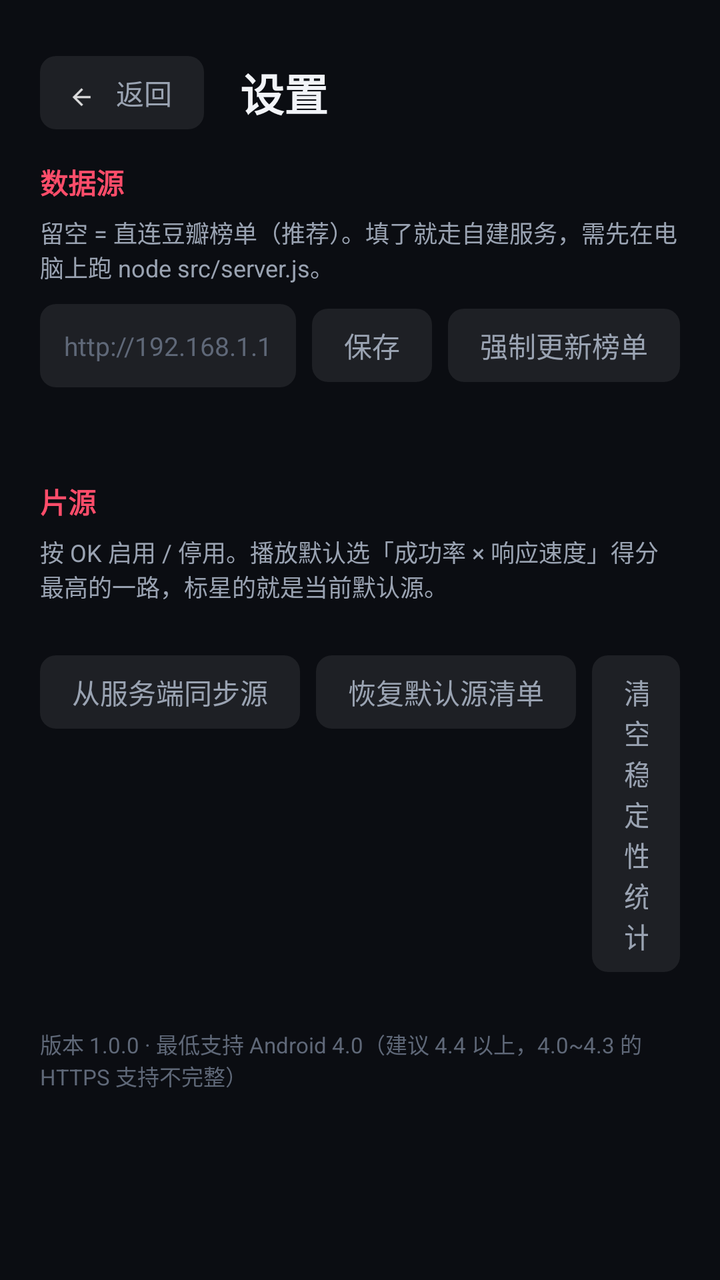
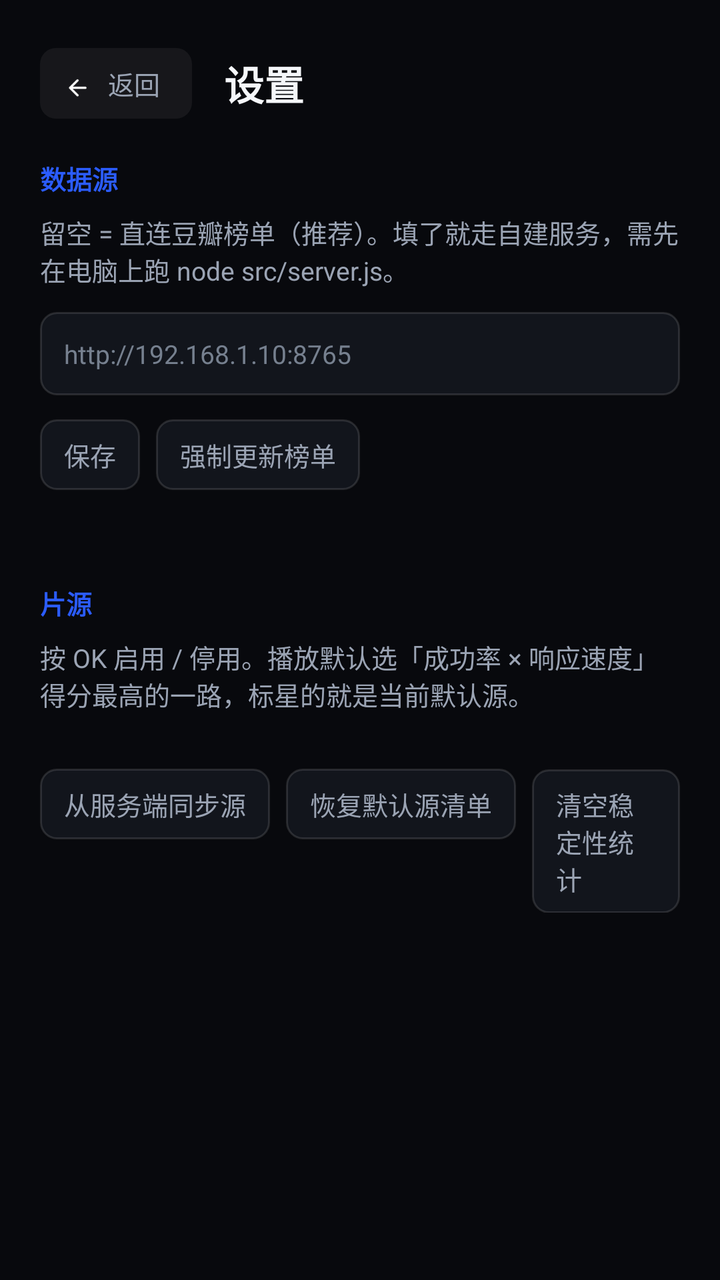

Before-and-after screenshots of an Android layout around one commit, followed by the original layout XML and the change that was made.
<!-- AndroidManifest.xml: application theme AppTheme -->
<!-- res/layout/activity_settings.xml -->
<?xml version="1.0" encoding="utf-8"?>
<LinearLayout xmlns:android="http://schemas.android.com/apk/res/android"
    android:layout_width="match_parent"
    android:layout_height="match_parent"
    android:orientation="vertical"
    android:background="@color/bg"
    android:paddingLeft="@dimen/topbar_pad_h"
    android:paddingRight="@dimen/topbar_pad_h"
    android:paddingTop="28dp">

    
    <LinearLayout
        android:layout_width="match_parent"
        android:layout_height="wrap_content"
        android:orientation="horizontal"
        android:gravity="center_vertical">

        <include
            android:id="@+id/btn_back"
            layout="@layout/part_back" />

        <TextView
            android:layout_width="wrap_content"
            android:layout_height="wrap_content"
            android:layout_marginLeft="18dp"
            android:text="设置"
            android:textColor="@color/text_primary"
            android:textSize="22sp"
            android:textStyle="bold" />

        <View
            android:layout_width="0dp"
            android:layout_height="1dp"
            android:layout_weight="1" />
    </LinearLayout>

    <ScrollView
        android:layout_width="match_parent"
        android:layout_height="match_parent"
        android:layout_marginTop="10dp"
        android:scrollbars="none">

        <LinearLayout
            android:layout_width="match_parent"
            android:layout_height="wrap_content"
            android:orientation="vertical"
            android:paddingBottom="40dp">

            
            <TextView
                android:layout_width="wrap_content"
                android:layout_height="wrap_content"
                android:text="数据源"
                android:textColor="@color/accent"
                android:textSize="14sp"
                android:textStyle="bold"
                android:layout_marginTop="6dp" />

            <TextView
                android:layout_width="match_parent"
                android:layout_height="wrap_content"
                android:layout_marginTop="6dp"
                android:text="留空 = 直连豆瓣榜单（推荐）。填了就走自建服务，需先在电脑上跑 node src/server.js。"
                android:textColor="@color/text_secondary"
                android:textSize="12sp" />

            <LinearLayout
                android:layout_width="match_parent"
                android:layout_height="wrap_content"
                android:orientation="horizontal"
                android:layout_marginTop="10dp"
                android:gravity="center_vertical">

                <EditText
                    android:id="@+id/et_server"
                    android:layout_width="0dp"
                    android:layout_height="wrap_content"
                    android:layout_weight="1"
                    android:background="@drawable/bg_tab"
                    android:hint="http://192.168.1.10:8765"
                    android:padding="12dp"
                    android:singleLine="true"
                    android:textColor="@color/text_primary"
                    android:textColorHint="@color/text_dim"
                    android:textSize="13sp"
                    android:inputType="textUri"
                    android:focusable="true"
                    android:focusableInTouchMode="true" />

                <TextView
                    android:id="@+id/btn_save_server"
                    style="@style/TopButton"
                    android:layout_width="wrap_content"
                    android:layout_height="wrap_content"
                    android:text="保存" />

                <TextView
                    android:id="@+id/btn_force_update"
                    style="@style/TopButton"
                    android:layout_width="wrap_content"
                    android:layout_height="wrap_content"
                    android:text="强制更新榜单" />
            </LinearLayout>

            <TextView
                android:id="@+id/tv_update_status"
                android:layout_width="match_parent"
                android:layout_height="wrap_content"
                android:layout_marginTop="8dp"
                android:text=""
                android:textColor="@color/text_dim"
                android:textSize="11sp" />

            
            <TextView
                android:layout_width="wrap_content"
                android:layout_height="wrap_content"
                android:text="片源"
                android:textColor="@color/accent"
                android:textSize="14sp"
                android:textStyle="bold"
                android:layout_marginTop="24dp" />

            <TextView
                android:layout_width="match_parent"
                android:layout_height="wrap_content"
                android:layout_marginTop="6dp"
                android:text="按 OK 启用 / 停用。播放默认选「成功率 × 响应速度」得分最高的一路，标星的就是当前默认源。"
                android:textColor="@color/text_secondary"
                android:textSize="12sp" />

            <LinearLayout
                android:id="@+id/source_list"
                android:layout_width="match_parent"
                android:layout_height="wrap_content"
                android:orientation="vertical"
                android:layout_marginTop="10dp" />

            <LinearLayout
                android:layout_width="match_parent"
                android:layout_height="wrap_content"
                android:orientation="horizontal"
                android:layout_marginTop="16dp">

                <TextView
                    android:id="@+id/btn_sync_sources"
                    style="@style/TopButton"
                    android:layout_width="wrap_content"
                    android:layout_height="wrap_content"
                    android:layout_marginLeft="0dp"
                    android:text="从服务端同步源" />

                <TextView
                    android:id="@+id/btn_reset_sources"
                    style="@style/TopButton"
                    android:layout_width="wrap_content"
                    android:layout_height="wrap_content"
                    android:text="恢复默认源清单" />

                <TextView
                    android:id="@+id/btn_clear_stats"
                    style="@style/TopButton"
                    android:layout_width="wrap_content"
                    android:layout_height="wrap_content"
                    android:text="清空稳定性统计" />
            </LinearLayout>

            <TextView
                android:layout_width="match_parent"
                android:layout_height="wrap_content"
                android:layout_marginTop="28dp"
                android:text="版本 1.0.0 · 最低支持 Android 4.0（建议 4.4 以上，4.0~4.3 的 HTTPS 支持不完整）"
                android:textColor="@color/text_dim"
                android:textSize="11sp" />
        </LinearLayout>
    </ScrollView>
</LinearLayout>
<!-- res/layout/part_back.xml (included above) -->
<?xml version="1.0" encoding="utf-8"?>
<LinearLayout xmlns:android="http://schemas.android.com/apk/res/android"
    android:layout_width="wrap_content"
    android:layout_height="wrap_content"
    android:orientation="horizontal"
    android:gravity="center_vertical"
    android:focusable="true"
    android:background="@drawable/bg_tab"
    android:paddingLeft="14dp"
    android:paddingRight="16dp"
    android:paddingTop="8dp"
    android:paddingBottom="8dp">

    <ImageView
        android:layout_width="18dp"
        android:layout_height="18dp"
        android:src="@drawable/ic_ui_back"
        android:alpha="0.85"
        android:contentDescription="@null" />

    <TextView
        android:id="@+id/back_label"
        android:layout_width="wrap_content"
        android:layout_height="wrap_content"
        android:layout_marginLeft="6dp"
        android:text="@string/back"
        android:textColor="@color/text_secondary"
        android:textSize="14sp" />
</LinearLayout>
<!-- resources referenced by this layout -->
<resources>
  <color name="accent">#FFFF4D6A</color>
  <color name="bg">#FF0B0D12</color>
  <color name="text_dim">#FF5F6878</color>
  <color name="text_primary">#FFF2F4F8</color>
  <color name="text_secondary">#FF9AA3B2</color>
  <!-- drawable bg_tab (drawable) -->
  <?xml version="1.0" encoding="utf-8"?>
  <selector xmlns:android="http://schemas.android.com/apk/res/android">
      <item android:state_focused="true">
          <shape android:shape="rectangle">
              <solid android:color="#33FF4D6A" />
              <corners android:radius="8dp" />
              <stroke android:width="2dp" android:color="@color/accent" />
          </shape>
      </item>
      <item android:state_selected="true">
          <shape android:shape="rectangle">
              <solid android:color="#E6FF4D6A" />
              <corners android:radius="8dp" />
          </shape>
      </item>
      <item>
          <shape android:shape="rectangle">
              <solid android:color="#14FFFFFF" />
              <corners android:radius="8dp" />
          </shape>
      </item>
  </selector>
  <!-- drawable ic_ui_back: png bitmap (drawable-hdpi, 326 bytes) -->
  <style name="TopButton">
          <item name="android:textColor">@color/text_secondary</item>
          <item name="android:textSize">14sp</item>
          <item name="android:paddingLeft">16dp</item>
          <item name="android:paddingRight">16dp</item>
          <item name="android:paddingTop">8dp</item>
          <item name="android:paddingBottom">8dp</item>
          <item name="android:background">@drawable/bg_tab</item>
          <item name="android:focusable">true</item>
          <item name="android:layout_marginLeft">8dp</item>
      </style>
  <!-- unchanged entries left out for length: 3 -->
</resources>

<!-- the commit's change to res/layout/activity_settings.xml (unified diff, before → after) -->
@@ -3,10 +3,9 @@
     android:layout_width="match_parent"
     android:layout_height="match_parent"
     android:orientation="vertical"
-    android:background="@color/bg"
     android:paddingLeft="@dimen/topbar_pad_h"
     android:paddingRight="@dimen/topbar_pad_h"
-    android:paddingTop="28dp">
+    android:paddingTop="@dimen/space_xl">
 
     
     <LinearLayout
@@ -20,13 +19,11 @@
             layout="@layout/part_back" />
 
         <TextView
+            style="@style/Text.Title"
             android:layout_width="wrap_content"
             android:layout_height="wrap_content"
-            android:layout_marginLeft="18dp"
-            android:text="设置"
-            android:textColor="@color/text_primary"
-            android:textSize="22sp"
-            android:textStyle="bold" />
+            android:layout_marginLeft="@dimen/space_lg"
+            android:text="@string/settings" />
 
         <View
             android:layout_width="0dp"
@@ -37,110 +34,107 @@
     <ScrollView
         android:layout_width="match_parent"
         android:layout_height="match_parent"
-        android:layout_marginTop="10dp"
+        android:layout_marginTop="@dimen/space_md"
         android:scrollbars="none">
 
         <LinearLayout
             android:layout_width="match_parent"
             android:layout_height="wrap_content"
             android:orientation="vertical"
-            android:paddingBottom="40dp">
+            android:paddingBottom="@dimen/space_xxl">
 
             
             <TextView
+                style="@style/Text.Caption"
                 android:layout_width="wrap_content"
                 android:layout_height="wrap_content"
-                android:text="数据源"
-                android:textColor="@color/accent"
-                android:textSize="14sp"
-                android:textStyle="bold"
-                android:layout_marginTop="6dp" />
+                android:layout_marginTop="@dimen/space_sm"
+                android:text="@string/settings_group_source"
+                android:textColor="@color/brand"
+                android:textStyle="bold" />
 
             <TextView
+                style="@style/Text.Caption"
                 android:layout_width="match_parent"
                 android:layout_height="wrap_content"
-                android:layout_marginTop="6dp"
-                android:text="留空 = 直连豆瓣榜单（推荐）。填了就走自建服务，需先在电脑上跑 node src/server.js。"
-                android:textColor="@color/text_secondary"
-                android:textSize="12sp" />
+                android:layout_marginTop="@dimen/space_sm"
+                android:singleLine="false"
+                android:text="@string/settings_server_hint" />
+
+            <EditText
+                android:id="@+id/et_server"
+                style="@style/Text.Caption"
+                android:layout_width="match_parent"
+                android:layout_height="wrap_content"
+                android:layout_marginTop="@dimen/space_md"
+                android:background="@drawable/bg_input"
+                android:hint="http://192.168.1.10:8765"
+                android:padding="@dimen/space_md"
+                android:singleLine="true"
+                android:textColorHint="@color/text_tertiary"
+                android:inputType="textUri"
+                android:focusable="true"
+                android:focusableInTouchMode="true" />
 
             <LinearLayout
                 android:layout_width="match_parent"
                 android:layout_height="wrap_content"
                 android:orientation="horizontal"
-                android:layout_marginTop="10dp"
-                android:gravity="center_vertical">
-
-                <EditText
-                    android:id="@+id/et_server"
-                    android:layout_width="0dp"
-                    android:layout_height="wrap_content"
-                    android:layout_weight="1"
-                    android:background="@drawable/bg_tab"
-                    android:hint="http://192.168.1.10:8765"
-                    android:padding="12dp"
-                    android:singleLine="true"
-                    android:textColor="@color/text_primary"
-                    android:textColorHint="@color/text_dim"
-                    android:textSize="13sp"
-                    android:inputType="textUri"
-                    android:focusable="true"
-                    android:focusableInTouchMode="true" />
+                android:layout_marginTop="@dimen/space_md">
 
                 <TextView
                     android:id="@+id/btn_save_server"
                     style="@style/TopButton"
                     android:layout_width="wrap_content"
                     android:layout_height="wrap_content"
-                    android:text="保存" />
+                    android:layout_marginLeft="0dp"
+                    android:text="@string/settings_save" />
 
                 <TextView
                     android:id="@+id/btn_force_update"
                     style="@style/TopButton"
                     android:layout_width="wrap_content"
                     android:layout_height="wrap_content"
-                    android:text="强制更新榜单" />
+                    android:text="@string/settings_force_update" />
             </LinearLayout>
 
             <TextView
                 android:id="@+id/tv_update_status"
+                style="@style/Text.Micro"
                 android:layout_width="match_parent"
                 android:layout_height="wrap_content"
-                android:layout_marginTop="8dp"
-                android:text=""
-                android:textColor="@color/text_dim"
-                android:textSize="11sp" />
+                android:layout_marginTop="@dimen/space_sm" />
 
             
             <TextView
+                style="@style/Text.Caption"
                 android:layout_width="wrap_content"
                 android:layout_height="wrap_content"
-                android:text="片源"
-                android:textColor="@color/accent"
-                android:textSize="14sp"
-                android:textStyle="bold"
-                android:layout_marginTop="24dp" />
+                android:layout_marginTop="@dimen/space_xl"
+                android:text="@string/settings_group_sites"
+                android:textColor="@color/brand"
+                android:textStyle="bold" />
 
             <TextView
+                style="@style/Text.Caption"
                 android:layout_width="match_parent"
                 android:layout_height="wrap_content"
-                android:layout_marginTop="6dp"
-                android:text="按 OK 启用 / 停用。播放默认选「成功率 × 响应速度」得分最高的一路，标星的就是当前默认源。"
-                android:textColor="@color/text_secondary"
-                android:textSize="12sp" />
+                android:layout_marginTop="@dimen/space_sm"
+                android:singleLine="false"
+                android:text="@string/settings_sites_hint" />
 
             <LinearLayout
                 android:id="@+id/source_list"
                 android:layout_width="match_parent"
                 android:layout_height="wrap_content"
                 android:orientation="vertical"
-                android:layout_marginTop="10dp" />
+                android:layout_marginTop="@dimen/space_md" />
 
             <LinearLayout
                 android:layout_width="match_parent"
                 android:layout_height="wrap_content"
                 android:orientation="horizontal"
-                android:layout_marginTop="16dp">
+                android:layout_marginTop="@dimen/space_lg">
 
                 <TextView
                     android:id="@+id/btn_sync_sources"
@@ -148,30 +142,29 @@
                     android:layout_width="wrap_content"
                     android:layout_height="wrap_content"
                     android:layout_marginLeft="0dp"
-                    android:text="从服务端同步源" />
+                    android:text="@string/settings_sync_sources" />
 
                 <TextView
                     android:id="@+id/btn_reset_sources"
                     style="@style/TopButton"
                     android:layout_width="wrap_content"
                     android:layout_height="wrap_content"
-                    android:text="恢复默认源清单" />
+                    android:text="@string/settings_reset_sources" />
 
                 <TextView
                     android:id="@+id/btn_clear_stats"
                     style="@style/TopButton"
                     android:layout_width="wrap_content"
                     android:layout_height="wrap_content"
-                    android:text="清空稳定性统计" />
+                    android:text="@string/settings_clear_stats" />
             </LinearLayout>
 
             <TextView
+                android:id="@+id/tv_version"
+                style="@style/Text.Micro"
                 android:layout_width="match_parent"
                 android:layout_height="wrap_content"
-                android:layout_marginTop="28dp"
-                android:text="版本 1.0.0 · 最低支持 Android 4.0（建议 4.4 以上，4.0~4.3 的 HTTPS 支持不完整）"
-                android:textColor="@color/text_dim"
-                android:textSize="11sp" />
+                android:layout_marginTop="@dimen/space_xl" />
         </LinearLayout>
     </ScrollView>
 </LinearLayout>
@@ -183,25 +176,23 @@
     android:orientation="horizontal"
     android:gravity="center_vertical"
     android:focusable="true"
-    android:background="@drawable/bg_tab"
-    android:paddingLeft="14dp"
-    android:paddingRight="16dp"
-    android:paddingTop="8dp"
-    android:paddingBottom="8dp">
+    android:background="@drawable/bg_icon"
+    android:paddingLeft="@dimen/space_md"
+    android:paddingRight="@dimen/space_lg"
+    android:paddingTop="@dimen/space_sm"
+    android:paddingBottom="@dimen/space_sm">
 
     <ImageView
         android:layout_width="18dp"
         android:layout_height="18dp"
         android:src="@drawable/ic_ui_back"
-        android:alpha="0.85"
         android:contentDescription="@null" />
 
     <TextView
         android:id="@+id/back_label"
+        style="@style/Text.Caption"
         android:layout_width="wrap_content"
         android:layout_height="wrap_content"
-        android:layout_marginLeft="6dp"
-        android:text="@string/back"
-        android:textColor="@color/text_secondary"
-        android:textSize="14sp" />
+        android:layout_marginLeft="@dimen/space_xs"
+        android:text="@string/back" />
 </LinearLayout>
<!-- resource entries referenced after the edit -->
@@ -1,45 +1,130 @@
 <!-- resources referenced by this layout -->
 <resources>
-  <color name="accent">#FFFF4D6A</color>
-  <color name="bg">#FF0B0D12</color>
-  <color name="text_dim">#FF5F6878</color>
-  <color name="text_primary">#FFF2F4F8</color>
-  <color name="text_secondary">#FF9AA3B2</color>
-  <!-- drawable bg_tab (drawable) -->
+  <color name="brand">#FF2B5CFF</color>
+  <color name="text_tertiary">#FF76808F</color>
+  <dimen name="space_lg">16dp</dimen>
+  <dimen name="space_md">12dp</dimen>
+  <dimen name="space_sm">8dp</dimen>
+  <dimen name="space_xl">24dp</dimen>
+  <dimen name="space_xs">4dp</dimen>
+  <dimen name="space_xxl">32dp</dimen>
+  <!-- drawable bg_icon (drawable) -->
   <?xml version="1.0" encoding="utf-8"?>
   <selector xmlns:android="http://schemas.android.com/apk/res/android">
       <item android:state_focused="true">
           <shape android:shape="rectangle">
-              <solid android:color="#33FF4D6A" />
-              <corners android:radius="8dp" />
-              <stroke android:width="2dp" android:color="@color/accent" />
+              <solid android:color="#1FFFFFFF" />
+              <corners android:radius="@dimen/radius_md" />
+              <stroke android:width="@dimen/focus_stroke" android:color="@color/focus" />
           </shape>
       </item>
-      <item android:state_selected="true">
+      <item android:state_pressed="true">
           <shape android:shape="rectangle">
-              <solid android:color="#E6FF4D6A" />
-              <corners android:radius="8dp" />
+              <solid android:color="#33FFFFFF" />
+              <corners android:radius="@dimen/radius_md" />
           </shape>
       </item>
       <item>
           <shape android:shape="rectangle">
-              <solid android:color="#14FFFFFF" />
-              <corners android:radius="8dp" />
+              <solid android:color="#0FFFFFFF" />
+              <corners android:radius="@dimen/radius_md" />
           </shape>
       </item>
   </selector>
-  <!-- drawable ic_ui_back: png bitmap (drawable-hdpi, 326 bytes) -->
+  <!-- drawable bg_input (drawable) -->
+  <?xml version="1.0" encoding="utf-8"?>
+  <selector xmlns:android="http://schemas.android.com/apk/res/android">
+      <item android:state_focused="true">
+          <shape android:shape="rectangle">
+              <solid android:color="@color/surface_2" />
+              <corners android:radius="@dimen/radius_md" />
+              <stroke android:width="@dimen/focus_stroke" android:color="@color/focus" />
+          </shape>
+      </item>
+      <item>
+          <shape android:shape="rectangle">
+              <solid android:color="@color/surface" />
+              <corners android:radius="@dimen/radius_md" />
+              <stroke android:width="1dp" android:color="@color/stroke" />
+          </shape>
+      </item>
+  </selector>
+  <color name="bg">#FF08090D</color>
+  <color name="text_primary">#FFF5F7FA</color>
+  <dimen name="text_title">20sp</dimen>
+  <!-- drawable bg_card (drawable) -->
+  <?xml version="1.0" encoding="utf-8"?>
+  <selector xmlns:android="http://schemas.android.com/apk/res/android">
+      <item android:state_focused="true">
+          <shape android:shape="rectangle">
+              <solid android:color="@color/surface_2" />
+              <corners android:radius="@dimen/radius_md" />
+              <stroke android:width="@dimen/focus_stroke" android:color="@color/focus" />
+          </shape>
+      </item>
+      <item android:state_pressed="true">
+          <shape android:shape="rectangle">
+              <solid android:color="@color/surface_2" />
+              <corners android:radius="@dimen/radius_md" />
+          </shape>
+      </item>
+      <item>
+          <shape android:shape="rectangle">
+              <solid android:color="@color/surface" />
+              <corners android:radius="@dimen/radius_md" />
+              <stroke android:width="1dp" android:color="@color/stroke" />
+          </shape>
+      </item>
+  </selector>
+  <color name="text_secondary">#FF9BA4B4</color>
+  <dimen name="text_caption">13sp</dimen>
+  <dimen name="text_micro">11sp</dimen>
+  <!-- drawable ic_ui_back: png bitmap (drawable-hdpi, 339 bytes) -->
+  <string name="settings">设置</string>
+  <string name="settings_clear_stats">清空稳定性统计</string>
+  <string name="settings_force_update">强制更新榜单</string>
+  <string name="settings_group_sites">片源</string>
+  <string name="settings_group_source">数据源</string>
+  <string name="settings_reset_sources">恢复默认源清单</string>
+  <string name="settings_save">保存</string>
+  <string name="settings_server_hint">留空 = 直连豆瓣榜单（推荐）。填了就走自建服务，需先在电脑上跑 node src/server.js。</string>
+  <string name="settings_sites_hint">按 OK 启用 / 停用。播放默认选「成功率 × 响应速度」得分最高的一路，标星的就是当前默认源。</string>
+  <string name="settings_sync_sources">从服务端同步源</string>
+  <style name="Text.Caption">
+          <item name="android:textColor">@color/text_secondary</item>
+          <item name="android:textSize">@dimen/text_caption</item>
+          <item name="android:singleLine">true</item>
+          <item name="android:ellipsize">end</item>
+      </style>
+  <style name="Text.Micro">
+          <item name="android:textColor">@color/text_tertiary</item>
+          <item name="android:textSize">@dimen/text_micro</item>
+          <item name="android:singleLine">true</item>
+      </style>
+  <style name="Text.Title">
+          <item name="android:textColor">@color/text_primary</item>
+          <item name="android:textSize">@dimen/text_title</item>
+          <item name="android:textStyle">bold</item>
+          <item name="android:singleLine">true</item>
+          <item name="android:ellipsize">end</item>
+      </style>
   <style name="TopButton">
           <item name="android:textColor">@color/text_secondary</item>
-          <item name="android:textSize">14sp</item>
-          <item name="android:paddingLeft">16dp</item>
-          <item name="android:paddingRight">16dp</item>
-          <item name="android:paddingTop">8dp</item>
-          <item name="android:paddingBottom">8dp</item>
-          <item name="android:background">@drawable/bg_tab</item>
+          <item name="android:textSize">@dimen/text_caption</item>
+          <item name="android:paddingLeft">@dimen/space_md</item>
+          <item name="android:paddingRight">@dimen/space_md</item>
+          <item name="android:paddingTop">@dimen/space_sm</item>
+          <item name="android:paddingBottom">@dimen/space_sm</item>
+          <item name="android:background">@drawable/bg_card</item>
           <item name="android:focusable">true</item>
-          <item name="android:layout_marginLeft">8dp</item>
+          <item name="android:layout_marginLeft">@dimen/space_sm</item>
       </style>
+  <dimen name="radius_md">8dp</dimen>
+  <dimen name="focus_stroke">2dp</dimen>
+  <color name="focus">#FF5B82FF</color>
+  <color name="surface_2">#FF1B1F28</color>
+  <color name="surface">#FF12151C</color>
+  <color name="stroke">#1FFFFFFF</color>
   <!-- unchanged entries left out for length: 3 -->
 </resources>
 
